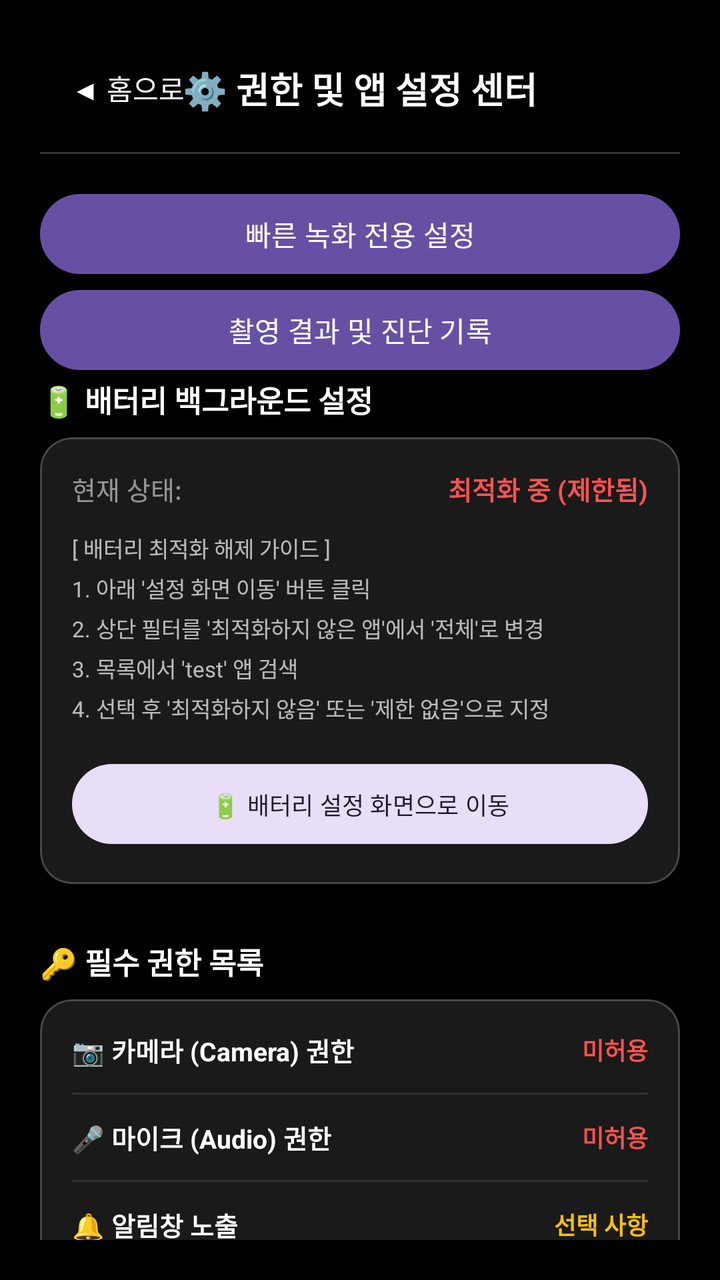
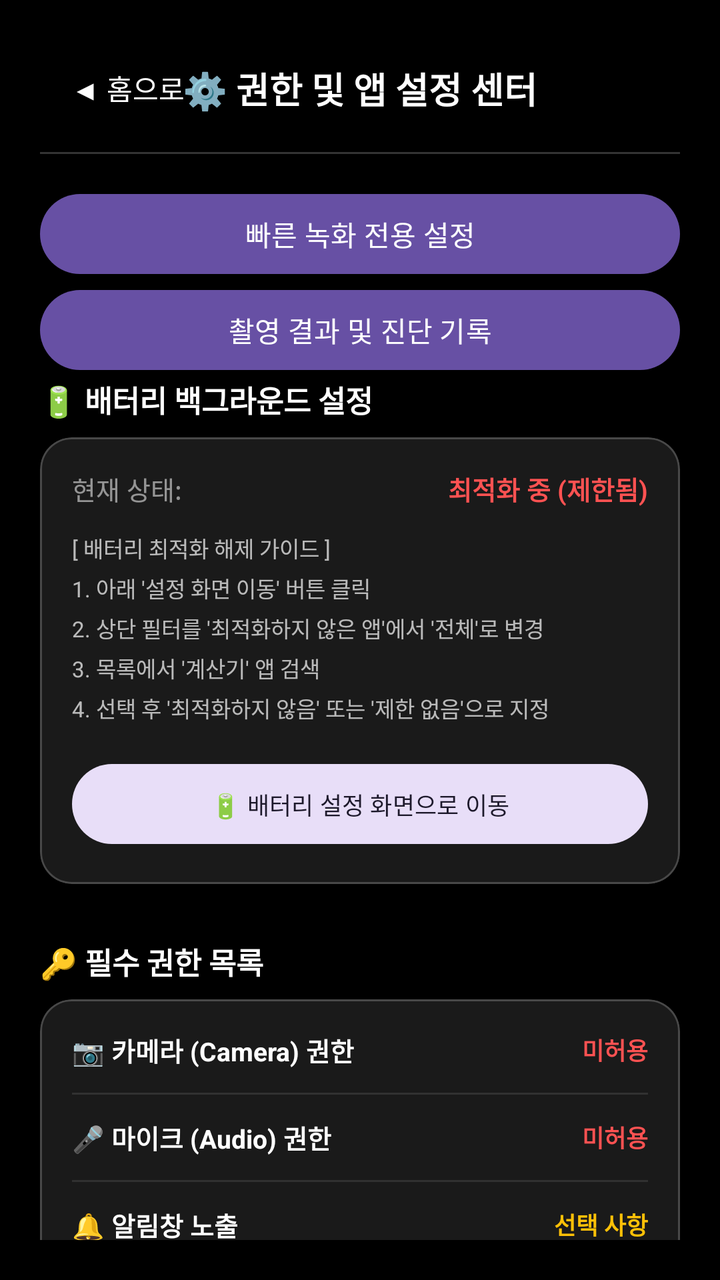

Screens rendered from an Android XML layout before and after an edit, with the pre-edit source and the edit as a unified diff.
<!-- AndroidManifest.xml: application theme Theme.Camera2Study -->
<!-- res/layout/fragment_settings.xml -->
<?xml version="1.0" encoding="utf-8"?>
<androidx.constraintlayout.widget.ConstraintLayout xmlns:android="http://schemas.android.com/apk/res/android"
    xmlns:app="http://schemas.android.com/apk/res-auto"
    android:layout_width="match_parent"
    android:layout_height="match_parent"
    android:background="@android:color/black"
    android:padding="20dp"
    android:fitsSystemWindows="true">

    
    <com.google.android.material.button.MaterialButton
        android:id="@+id/btnBack"
        style="@style/Widget.Material3.Button.TextButton"
        android:layout_width="wrap_content"
        android:layout_height="wrap_content"
        android:text="◀ 홈으로"
        android:textColor="@android:color/white"
        android:textSize="14sp"
        app:layout_constraintStart_toStartOf="parent"
        app:layout_constraintTop_toTopOf="parent" />

    <TextView
        android:id="@+id/txtSettingsTitle"
        android:layout_width="wrap_content"
        android:layout_height="wrap_content"
        android:text="⚙️ 권한 및 앱 설정 센터"
        android:textColor="@android:color/white"
        android:textSize="18sp"
        android:textStyle="bold"
        app:layout_constraintBottom_toBottomOf="@id/btnBack"
        app:layout_constraintEnd_toEndOf="parent"
        app:layout_constraintStart_toStartOf="parent"
        app:layout_constraintTop_toTopOf="@id/btnBack" />

    <View
        android:id="@+id/dividerTop"
        android:layout_width="match_parent"
        android:layout_height="1dp"
        android:layout_marginTop="8dp"
        android:background="#33FFFFFF"
        app:layout_constraintTop_toBottomOf="@id/btnBack" />

    
    <androidx.core.widget.NestedScrollView
        android:layout_width="match_parent"
        android:layout_height="0dp"
        android:layout_marginTop="16dp"
        app:layout_constraintBottom_toBottomOf="parent"
        app:layout_constraintTop_toBottomOf="@id/dividerTop">

        <LinearLayout
            android:layout_width="match_parent"
            android:layout_height="wrap_content"
            android:orientation="vertical">

            
            <com.google.android.material.button.MaterialButton
                android:id="@+id/btnQuickRecordingSettings"
                android:layout_width="match_parent"
                android:layout_height="wrap_content"
                android:text="빠른 녹화 전용 설정" />

            <com.google.android.material.button.MaterialButton
                android:id="@+id/btnRecordingHistory"
                android:layout_width="match_parent"
                android:layout_height="wrap_content"
                android:text="촬영 결과 및 진단 기록" />

            <TextView
                android:layout_width="wrap_content"
                android:layout_height="wrap_content"
                android:text="🔋 배터리 백그라운드 설정"
                android:textColor="@android:color/white"
                android:textSize="15sp"
                android:textStyle="bold" />

            <com.google.android.material.card.MaterialCardView
                style="@style/Widget.Material3.CardView.Filled"
                android:layout_width="match_parent"
                android:layout_height="wrap_content"
                android:layout_marginTop="8dp"
                app:cardBackgroundColor="#1AFFFFFF"
                app:cardCornerRadius="16dp"
                app:strokeColor="#33FFFFFF"
                app:strokeWidth="1dp">

                <LinearLayout
                    android:layout_width="match_parent"
                    android:layout_height="wrap_content"
                    android:orientation="vertical"
                    android:padding="16dp">

                    <LinearLayout
                        android:layout_width="match_parent"
                        android:layout_height="wrap_content"
                        android:orientation="horizontal"
                        android:gravity="center_vertical">

                        <TextView
                            android:layout_width="0dp"
                            android:layout_height="wrap_content"
                            android:layout_weight="1"
                            android:text="현재 상태:"
                            android:textColor="#8AFFFFFF"
                            android:textSize="13sp" />

                        <TextView
                            android:id="@+id/txtBatteryState"
                            android:layout_width="wrap_content"
                            android:layout_height="wrap_content"
                            android:text="최적화 중 (제한됨)"
                            android:textColor="#FF5252"
                            android:textSize="13sp"
                            android:textStyle="bold" />
                    </LinearLayout>

                    <TextView
                        android:layout_width="match_parent"
                        android:layout_height="wrap_content"
                        android:layout_marginTop="12dp"
                        android:text="[ 배터리 최적화 해제 가이드 ]\n1. 아래 '설정 화면 이동' 버튼 클릭\n2. 상단 필터를 '최적화하지 않은 앱'에서 '전체'로 변경\n3. 목록에서 'test' 앱 검색\n4. 선택 후 '최적화하지 않음' 또는 '제한 없음'으로 지정"
                        android:textColor="#B3FFFFFF"
                        android:textSize="11sp"
                        android:lineSpacingExtra="4dp" />

                    <com.google.android.material.button.MaterialButton
                        android:id="@+id/btnGoBatterySettings"
                        style="@style/Widget.Material3.Button.TonalButton"
                        android:layout_width="match_parent"
                        android:layout_height="wrap_content"
                        android:layout_marginTop="16dp"
                        android:text="🔋 배터리 설정 화면으로 이동"
                        android:textSize="12sp" />
                </LinearLayout>
            </com.google.android.material.card.MaterialCardView>

            
            <TextView
                android:layout_width="wrap_content"
                android:layout_height="wrap_content"
                android:layout_marginTop="28dp"
                android:text="🔑 필수 권한 목록"
                android:textColor="@android:color/white"
                android:textSize="15sp"
                android:textStyle="bold" />

            <com.google.android.material.card.MaterialCardView
                style="@style/Widget.Material3.CardView.Filled"
                android:layout_width="match_parent"
                android:layout_height="wrap_content"
                android:layout_marginTop="8dp"
                app:cardBackgroundColor="#1AFFFFFF"
                app:cardCornerRadius="16dp"
                app:strokeColor="#33FFFFFF"
                app:strokeWidth="1dp">

                <LinearLayout
                    android:layout_width="match_parent"
                    android:layout_height="wrap_content"
                    android:orientation="vertical"
                    android:padding="16dp">

                    
                    <LinearLayout
                        android:layout_width="match_parent"
                        android:layout_height="wrap_content"
                        android:orientation="horizontal"
                        android:gravity="center_vertical">

                        <TextView
                            android:layout_width="0dp"
                            android:layout_height="wrap_content"
                            android:layout_weight="1"
                            android:text="📷 카메라 (Camera) 권한"
                            android:textColor="@android:color/white"
                            android:textSize="13sp"
                            android:textStyle="bold" />

                        <TextView
                            android:id="@+id/txtPermCamera"
                            android:layout_width="wrap_content"
                            android:layout_height="wrap_content"
                            android:text="미허용"
                            android:textColor="#FF5252"
                            android:textSize="12sp"
                            android:textStyle="bold" />
                    </LinearLayout>

                    <View
                        android:layout_width="match_parent"
                        android:layout_height="1dp"
                        android:background="#1AFFFFFF"
                        android:layout_marginVertical="12dp" />

                    
                    <LinearLayout
                        android:layout_width="match_parent"
                        android:layout_height="wrap_content"
                        android:orientation="horizontal"
                        android:gravity="center_vertical">

                        <TextView
                            android:layout_width="0dp"
                            android:layout_height="wrap_content"
                            android:layout_weight="1"
                            android:text="🎤 마이크 (Audio) 권한"
                            android:textColor="@android:color/white"
                            android:textSize="13sp"
                            android:textStyle="bold" />

                        <TextView
                            android:id="@+id/txtPermAudio"
                            android:layout_width="wrap_content"
                            android:layout_height="wrap_content"
                            android:text="미허용"
                            android:textColor="#FF5252"
                            android:textSize="12sp"
                            android:textStyle="bold" />
                    </LinearLayout>

                    <View
                        android:layout_width="match_parent"
                        android:layout_height="1dp"
                        android:background="#1AFFFFFF"
                        android:layout_marginVertical="12dp" />

                    
                    <LinearLayout
                        android:layout_width="match_parent"
                        android:layout_height="wrap_content"
                        android:orientation="horizontal"
                        android:gravity="center_vertical">

                        <TextView
                            android:layout_width="0dp"
                            android:layout_height="wrap_content"
                            android:layout_weight="1"
                            android:text="🔔 알림창 노출"
                            android:textColor="@android:color/white"
                            android:textSize="13sp"
                            android:textStyle="bold" />

                        <TextView
                            android:id="@+id/txtPermNotification"
                            android:layout_width="wrap_content"
                            android:layout_height="wrap_content"
                            android:text="선택 사항"
                            android:textColor="#FFC107"
                            android:textSize="12sp"
                            android:textStyle="bold" />
                    </LinearLayout>

                    <View
                        android:layout_width="match_parent"
                        android:layout_height="1dp"
                        android:background="#1AFFFFFF"
                        android:layout_marginVertical="12dp" />

                    
                    <LinearLayout
                        android:layout_width="match_parent"
                        android:layout_height="wrap_content"
                        android:orientation="vertical">

                        <TextView
                            android:layout_width="wrap_content"
                            android:layout_height="wrap_content"
                            android:text="🔕 알림 최소화"
                            android:textColor="#FFC107"
                            android:textSize="13sp"
                            android:textStyle="bold" />

                        <TextView
                            android:layout_width="match_parent"
                            android:layout_height="wrap_content"
                            android:layout_marginTop="4dp"
                            android:text="앱 알림을 끄면 알림창 노출을 줄일 수 있습니다. 단, Android의 활성 앱 표시와 카메라/마이크 사용 표시기는 숨길 수 없습니다."
                            android:textColor="#B3FFFFFF"
                            android:textSize="11sp" />

                        <com.google.android.material.button.MaterialButton
                            android:id="@+id/btnDisableNotification"
                            style="@style/Widget.Material3.Button.TonalButton"
                            android:layout_width="match_parent"
                            android:layout_height="wrap_content"
                            android:layout_marginTop="8dp"
                            android:text="알림 설정 열기"
                            android:textSize="12sp" />
                    </LinearLayout>

                    <com.google.android.material.button.MaterialButton
                        android:id="@+id/btnRequestPermissions"
                        style="@style/Widget.Material3.Button"
                        android:layout_width="match_parent"
                        android:layout_height="wrap_content"
                        android:layout_marginTop="20dp"
                        android:text="🔑 누락된 필수 권한 승인하기"
                        android:textSize="12sp" />
                </LinearLayout>
            </com.google.android.material.card.MaterialCardView>

            <TextView
                android:layout_width="wrap_content"
                android:layout_height="wrap_content"
                android:layout_marginTop="28dp"
                android:text="PIN 진입 설정"
                android:textColor="@android:color/white"
                android:textSize="15sp"
                android:textStyle="bold" />

            <com.google.android.material.card.MaterialCardView
                style="@style/Widget.Material3.CardView.Filled"
                android:layout_width="match_parent"
                android:layout_height="wrap_content"
                android:layout_marginTop="8dp"
                app:cardBackgroundColor="#1AFFFFFF"
                app:cardCornerRadius="16dp"
                app:strokeColor="#33FFFFFF"
                app:strokeWidth="1dp">

                <LinearLayout
                    android:layout_width="match_parent"
                    android:layout_height="wrap_content"
                    android:orientation="vertical"
                    android:padding="16dp">

                    <LinearLayout
                        android:layout_width="match_parent"
                        android:layout_height="wrap_content"
                        android:gravity="center_vertical"
                        android:orientation="horizontal">

                        <TextView
                            android:layout_width="0dp"
                            android:layout_height="wrap_content"
                            android:layout_weight="1"
                            android:text="4자리 PIN 잠금"
                            android:textColor="@android:color/white"
                            android:textSize="13sp"
                            android:textStyle="bold" />

                        <TextView
                            android:id="@+id/txtPinState"
                            android:layout_width="wrap_content"
                            android:layout_height="wrap_content"
                            android:text="꺼짐"
                            android:textColor="#8AFFFFFF"
                            android:textSize="12sp"
                            android:textStyle="bold" />
                    </LinearLayout>

                    <com.google.android.material.switchmaterial.SwitchMaterial
                        android:id="@+id/switchPinLock"
                        android:layout_width="match_parent"
                        android:layout_height="wrap_content"
                        android:layout_marginTop="10dp"
                        android:text="계산기 = 버튼 롱프레스 후 PIN 요구"
                        android:textColor="#B3FFFFFF"
                        android:textSize="12sp" />

                    <com.google.android.material.textfield.TextInputLayout
                        android:layout_width="match_parent"
                        android:layout_height="wrap_content"
                        android:layout_marginTop="10dp"
                        android:hint="PIN 4자리"
                        app:boxBackgroundColor="#1A000000"
                        app:boxStrokeColor="#66FFFFFF"
                        app:hintTextColor="#8AFFFFFF">

                        <com.google.android.material.textfield.TextInputEditText
                            android:id="@+id/inputPinCode"
                            android:layout_width="match_parent"
                            android:layout_height="wrap_content"
                            android:digits="0123456789"
                            android:inputType="numberPassword"
                            android:maxLength="4"
                            android:textColor="@android:color/white"
                            android:textSize="14sp" />
                    </com.google.android.material.textfield.TextInputLayout>

                    <com.google.android.material.button.MaterialButton
                        android:id="@+id/btnSavePin"
                        style="@style/Widget.Material3.Button.TonalButton"
                        android:layout_width="match_parent"
                        android:layout_height="wrap_content"
                        android:layout_marginTop="12dp"
                        android:text="PIN 설정 저장"
                        android:textSize="12sp" />
                </LinearLayout>
            </com.google.android.material.card.MaterialCardView>

            <TextView
                android:layout_width="match_parent"
                android:layout_height="wrap_content"
                android:layout_marginTop="20dp"
                android:layout_marginBottom="30dp"
                android:text="* 주의: 필수 권한이 허용되어야 비공개 카메라를 통해 동영상를 정상 촬영할 수 있습니다."
                android:textColor="#59FFFFFF"
                android:textSize="10sp" />
        </LinearLayout>
    </androidx.core.widget.NestedScrollView>

</androidx.constraintlayout.widget.ConstraintLayout>
<!-- resources referenced by this layout -->
<resources>
  <style name="Theme.Camera2Study" parent="Theme.Material3.DayNight.NoActionBar">
          <item name="android:statusBarColor" tools:targetApi="l">@android:color/black</item>
          <item name="android:navigationBarColor">@android:color/black</item>
      </style>
</resources>

<!-- the commit's change to res/layout/fragment_settings.xml (unified diff, before → after) -->
@@ -118,7 +118,7 @@
                         android:layout_width="match_parent"
                         android:layout_height="wrap_content"
                         android:layout_marginTop="12dp"
-                        android:text="[ 배터리 최적화 해제 가이드 ]\n1. 아래 '설정 화면 이동' 버튼 클릭\n2. 상단 필터를 '최적화하지 않은 앱'에서 '전체'로 변경\n3. 목록에서 'test' 앱 검색\n4. 선택 후 '최적화하지 않음' 또는 '제한 없음'으로 지정"
+                        android:text="[ 배터리 최적화 해제 가이드 ]\n1. 아래 '설정 화면 이동' 버튼 클릭\n2. 상단 필터를 '최적화하지 않은 앱'에서 '전체'로 변경\n3. 목록에서 '계산기' 앱 검색\n4. 선택 후 '최적화하지 않음' 또는 '제한 없음'으로 지정"
                         android:textColor="#B3FFFFFF"
                         android:textSize="11sp"
                         android:lineSpacingExtra="4dp" />
